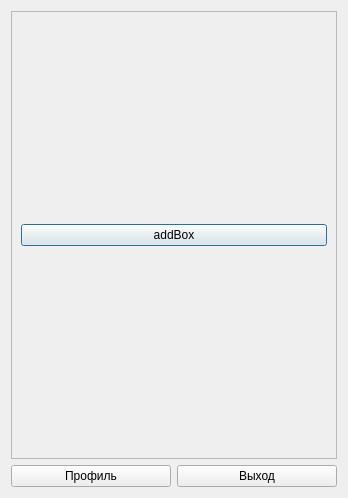
This is secondwindow.ui in grigorenkokoko/memebox as Qt 5 draws it before an edit. The edited form follows.
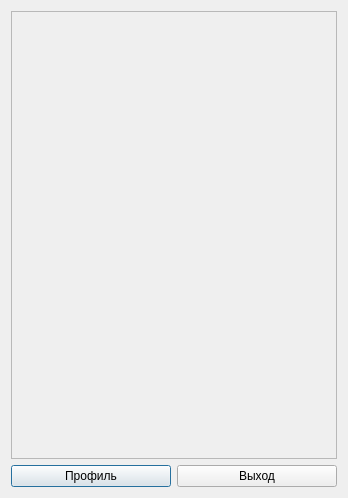
This is the edited form.

Diff of the .ui file:
```diff
--- a/secondwindow.ui
+++ b/secondwindow.ui
@@ -38,13 +38,6 @@
        <item>
         <layout class="QVBoxLayout" name="verticalLayout_2"/>
        </item>
-       <item>
-        <widget class="QPushButton" name="pushButton_addBox">
-         <property name="text">
-          <string>addBox</string>
-         </property>
-        </widget>
-       </item>
       </layout>
      </widget>
     </widget>
```
